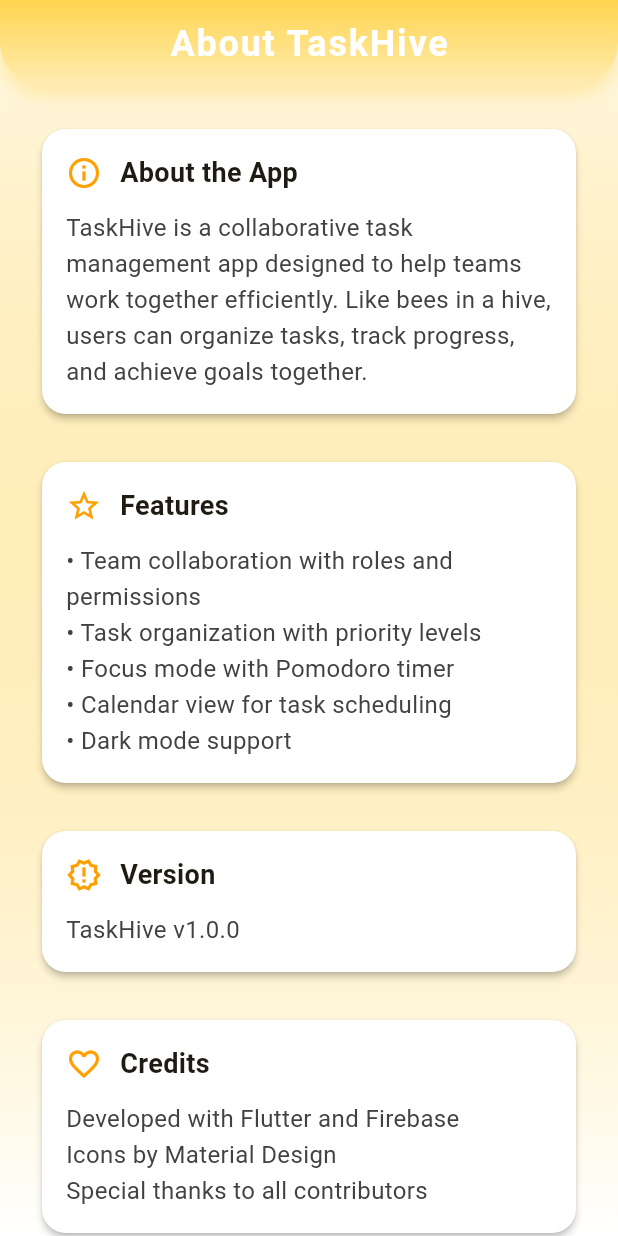
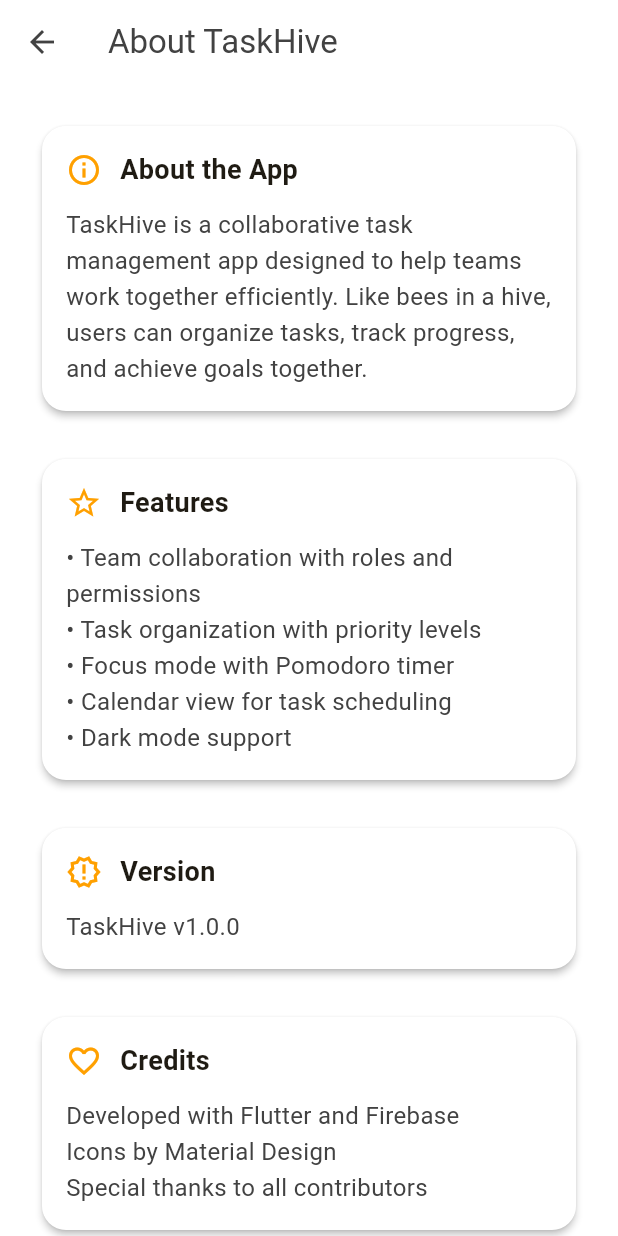
Before and after one commit to Andrew28KG/TaskHive, a Flutter app: the AboutScreen screen opened directly, on a phone screen of 412 x 824 dp. Run offline on Flutter 3.47's test engine with Material 3 defaults, Android fonts, the phone set to English and light mode, and no system bars; our stand-ins replace cloud_firestore, firebase_auth, firebase_core, firebase_storage, fl_chart, shared_preferences and 1 more; accounts and stored records are empty.

Commit message:
Final UI improvements and completedAt implementation

```diff
--- a/lib/screens/about_screen.dart
+++ b/lib/screens/about_screen.dart
@@ -5,61 +5,19 @@
 
   @override
   Widget build(BuildContext context) {
+    final isDarkMode = Theme.of(context).brightness == Brightness.dark;
+
     return Scaffold(
+      appBar: AppBar(
+        title: const Text('About TaskHive'),
+        elevation: 0,
+      ),
       body: Container(
-        decoration: BoxDecoration(
-          gradient: LinearGradient(
-            begin: Alignment.topCenter,
-            end: Alignment.bottomCenter,
-            colors: [
-              Theme.of(context).brightness == Brightness.dark
-                  ? Colors.black
-                  : Colors.amber.withOpacity(0.1),
-              Theme.of(context).scaffoldBackgroundColor,
-            ],
-          ),
-        ),
+        color: isDarkMode ? Colors.black : Colors.white,
         child: SingleChildScrollView(
+          padding: const EdgeInsets.only(bottom: 60), // Add bottom padding to prevent navbar overlap
           child: Column(
             children: [
-              Container(
-                padding: const EdgeInsets.symmetric(vertical: 12),
-                decoration: BoxDecoration(
-                  gradient: LinearGradient(
-                    colors: [
-                      Theme.of(context).brightness == Brightness.dark
-                          ? Colors.deepOrange.shade900
-                          : Colors.amber.shade300,
-                      Theme.of(context).brightness == Brightness.dark
-                          ? Colors.deepOrange.shade700
-                          : Colors.amber.shade100,
-                    ],
-                    begin: Alignment.topCenter,
-                    end: Alignment.bottomCenter,
-                  ),
-                  borderRadius: const BorderRadius.vertical(bottom: Radius.circular(30)),
-                  boxShadow: [
-                    BoxShadow(
-                      color: Theme.of(context).brightness == Brightness.dark
-                          ? Colors.black26
-                          : Colors.amber.withOpacity(0.3),
-                      blurRadius: 10,
-                      offset: const Offset(0, 4),
-                    ),
-                  ],
-                ),
-                child: const Center(
-                  child: Text(
-                    'About TaskHive',
-                    style: TextStyle(
-                      fontSize: 24,
-                      fontWeight: FontWeight.bold,
-                      letterSpacing: 1.2,
-                      color: Colors.white,
-                    ),
-                  ),
-                ),
-              ),
               Padding(
                 padding: const EdgeInsets.all(24.0),
                 child: Column(
@@ -99,20 +57,6 @@
                       Icons.favorite_outline,
                     ),
                     const SizedBox(height: 32),
-                    Center(
-                      child: TextButton.icon(
-                        onPressed: () {
-                          Navigator.pop(context);
-                        },
-                        icon: const Icon(Icons.arrow_back),
-                        label: const Text('Back to Profile'),
-                        style: TextButton.styleFrom(
-                          foregroundColor: Theme.of(context).brightness == Brightness.dark
-                              ? Colors.deepOrange.shade300
-                              : Colors.amber.shade700,
-                        ),
-                      ),
-                    ),
                   ],
                 ),
               ),
@@ -124,6 +68,8 @@
   }
 
   Widget _buildSection(BuildContext context, String title, String content, IconData icon) {
+    final isDarkMode = Theme.of(context).brightness == Brightness.dark;
+
     return Card(
       elevation: 2,
       shape: RoundedRectangleBorder(
@@ -138,7 +84,7 @@
               children: [
                 Icon(
                   icon,
-                  color: Theme.of(context).brightness == Brightness.dark
+                  color: isDarkMode
                       ? Colors.deepOrange.shade300
                       : Colors.amber.shade700,
                   size: 24,
@@ -158,9 +104,7 @@
               content,
               style: TextStyle(
                 fontSize: 16,
-                color: Theme.of(context).brightness == Brightness.dark
-                    ? Colors.grey[300]
-                    : Colors.grey[800],
+                color: isDarkMode ? Colors.grey[300] : Colors.grey[800],
                 height: 1.5,
               ),
             ),
--- a/lib/screens/bee_detail_screen.dart
+++ b/lib/screens/bee_detail_screen.dart
@@ -170,7 +170,7 @@
     if (_task == null) return const SizedBox();
 
     return SingleChildScrollView(
-      padding: const EdgeInsets.all(16),
+      padding: const EdgeInsets.only(left: 16, right: 16, top: 16, bottom: 60),
       child: Column(
         crossAxisAlignment: CrossAxisAlignment.start,
         children: [
@@ -670,26 +670,31 @@
 
   Future<void> _updateTaskStatus(BeeStatus newStatus) async {
     try {
+      final updateData = {
+        'status': newStatus.toString().split('.').last,
+        'updatedAt': FieldValue.serverTimestamp(),
+      };
+
+      // Add completedAt timestamp when status is set to done
+      if (newStatus == BeeStatus.done) {
+        updateData['completedAt'] = FieldValue.serverTimestamp();
+      } else if (_task!.status == BeeStatus.done && newStatus != BeeStatus.done) {
+        // If task was previously completed and now being changed to another status,
+        // remove the completedAt field
+        updateData['completedAt'] = FieldValue.delete();
+      }
+
       await FirebaseFirestore.instance
           .collection('tasks')
           .doc(widget.taskId)
-          .update({
-        'status': newStatus
-            .toString()
-            .split('.')
-            .last,
-        'updatedAt': FieldValue.serverTimestamp(),
-      });
+          .update(updateData);
 
       _loadTask();
 
       if (mounted) {
         ScaffoldMessenger.of(context).showSnackBar(
           SnackBar(
-            content: Text('Task marked as ${newStatus
-                .toString()
-                .split('.')
-                .last}'),
+            content: Text('Task marked as ${newStatus.toString().split('.').last}'),
             duration: const Duration(seconds: 2),
           ),
         );
--- a/lib/screens/tutorial_screen.dart
+++ b/lib/screens/tutorial_screen.dart
@@ -12,7 +12,7 @@
         title: const Text('App Tutorial'),
       ),
       body: ListView(
-        padding: const EdgeInsets.all(16),
+        padding: const EdgeInsets.only(left: 16, right: 16, top: 16, bottom: 60),
         children: [
           _buildTutorialHeader(context),
           const SizedBox(height: 24),
```
Also changed, not shown: 4 other files.
